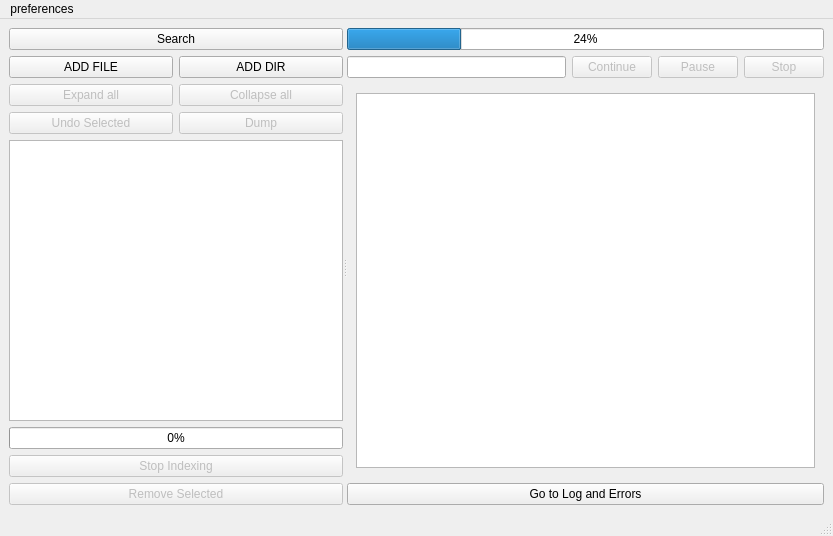
The window that substring_window/MainWindow1.ui (Timoniche/FileUtilities) describes before a commit, drawn with Qt 5.
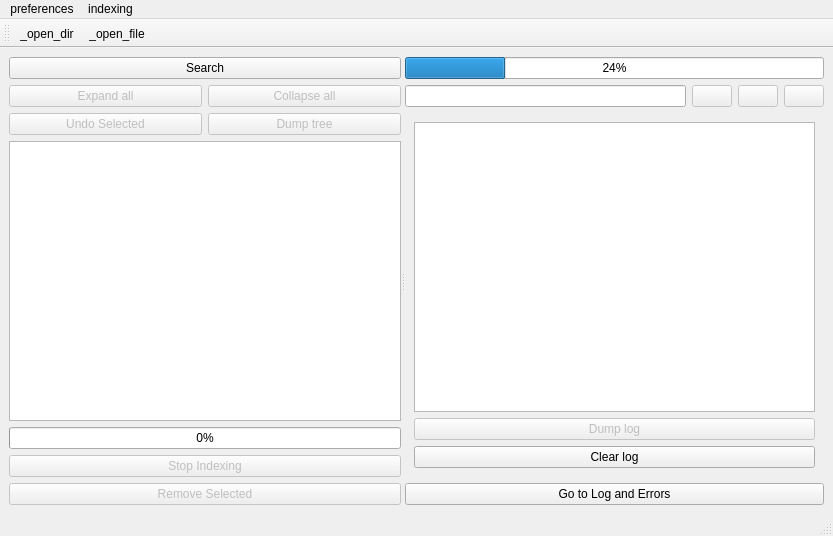
The same window after the commit. The open tabs and pages were chosen to show the change.

Patch:
```diff
--- a/substring_window/MainWindow1.ui
+++ b/substring_window/MainWindow1.ui
@@ -31,21 +31,17 @@
         </item>
         <item>
          <layout class="QGridLayout" name="gridLayout">
-          <item row="0" column="0">
-           <widget class="QPushButton" name="addFileButton">
-            <property name="text">
-             <string>ADD FILE</string>
-            </property>
-           </widget>
-          </item>
-          <item row="0" column="1">
-           <widget class="QPushButton" name="addDirButton">
-            <property name="text">
-             <string>ADD DIR</string>
-            </property>
-           </widget>
-          </item>
           <item row="1" column="0">
+           <widget class="QPushButton" name="undoButton">
+            <property name="enabled">
+             <bool>false</bool>
+            </property>
+            <property name="text">
+             <string>Undo Selected</string>
+            </property>
+           </widget>
+          </item>
+          <item row="0" column="0">
            <widget class="QPushButton" name="expandButton">
             <property name="enabled">
              <bool>false</bool>
@@ -56,6 +52,16 @@
            </widget>
           </item>
           <item row="1" column="1">
+           <widget class="QPushButton" name="dumpButton">
+            <property name="enabled">
+             <bool>false</bool>
+            </property>
+            <property name="text">
+             <string>Dump tree</string>
+            </property>
+           </widget>
+          </item>
+          <item row="0" column="1">
            <widget class="QPushButton" name="collapseButton">
             <property name="enabled">
              <bool>false</bool>
@@ -65,26 +71,6 @@
             </property>
            </widget>
           </item>
-          <item row="2" column="0">
-           <widget class="QPushButton" name="undoButton">
-            <property name="enabled">
-             <bool>false</bool>
-            </property>
-            <property name="text">
-             <string>Undo Selected</string>
-            </property>
-           </widget>
-          </item>
-          <item row="2" column="1">
-           <widget class="QPushButton" name="dumpButton">
-            <property name="enabled">
-             <bool>false</bool>
-            </property>
-            <property name="text">
-             <string>Dump</string>
-            </property>
-           </widget>
-          </item>
          </layout>
         </item>
         <item>
@@ -146,7 +132,7 @@
              <bool>false</bool>
             </property>
             <property name="text">
-             <string>Continue</string>
+             <string/>
             </property>
            </widget>
           </item>
@@ -156,7 +142,7 @@
              <bool>false</bool>
             </property>
             <property name="text">
-             <string>Pause</string>
+             <string/>
             </property>
            </widget>
           </item>
@@ -166,7 +152,7 @@
              <bool>false</bool>
             </property>
             <property name="text">
-             <string>Stop</string>
+             <string/>
             </property>
            </widget>
           </item>
@@ -200,6 +186,23 @@
             <item>
              <widget class="QListWidget" name="listWidget"/>
             </item>
+            <item>
+             <widget class="QPushButton" name="logDumpButton">
+              <property name="enabled">
+               <bool>false</bool>
+              </property>
+              <property name="text">
+               <string>Dump log</string>
+              </property>
+             </widget>
+            </item>
+            <item>
+             <widget class="QPushButton" name="clearLogButton">
+              <property name="text">
+               <string>Clear log</string>
+              </property>
+             </widget>
+            </item>
            </layout>
           </widget>
          </widget>
@@ -223,7 +226,7 @@
      <x>0</x>
      <y>0</y>
      <width>833</width>
-     <height>18</height>
+     <height>17</height>
     </rect>
    </property>
    <widget class="QMenu" name="menupreferences">
@@ -232,14 +235,45 @@
     </property>
     <addaction name="actionchoose_filters"/>
    </widget>
+   <widget class="QMenu" name="menuindexing">
+    <property name="title">
+     <string>indexing</string>
+    </property>
+    <addaction name="action_open_dir"/>
+    <addaction name="action_open_file"/>
+   </widget>
    <addaction name="menupreferences"/>
+   <addaction name="menuindexing"/>
   </widget>
   <widget class="QStatusBar" name="statusBar"/>
+  <widget class="QToolBar" name="toolBar">
+   <property name="windowTitle">
+    <string>toolBar</string>
+   </property>
+   <attribute name="toolBarArea">
+    <enum>TopToolBarArea</enum>
+   </attribute>
+   <attribute name="toolBarBreak">
+    <bool>false</bool>
+   </attribute>
+   <addaction name="action_open_dir"/>
+   <addaction name="action_open_file"/>
+  </widget>
   <action name="actionchoose_filters">
    <property name="text">
     <string>choose filters</string>
    </property>
   </action>
+  <action name="action_open_dir">
+   <property name="text">
+    <string>_open_dir</string>
+   </property>
+  </action>
+  <action name="action_open_file">
+   <property name="text">
+    <string>_open_file</string>
+   </property>
+  </action>
  </widget>
  <resources/>
  <connections/>
```
